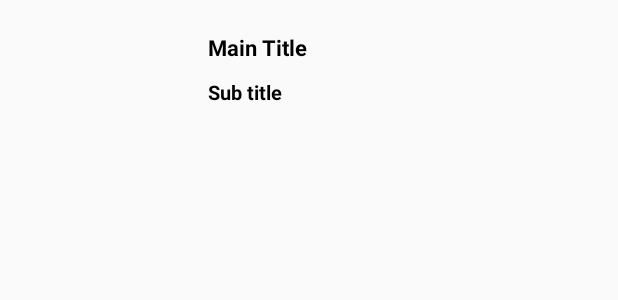
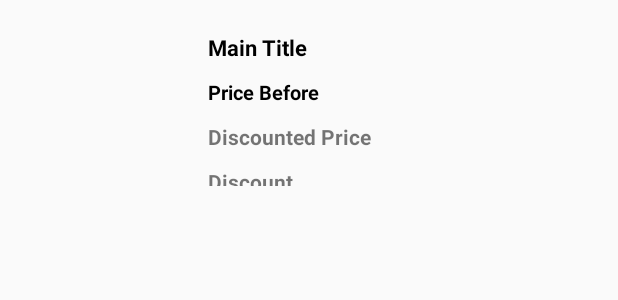
Before and after one commit to homide/Omono, an Android app: the layout row.xml on its own in the app's theme, with its tools: preview values and no code run, on a phone screen of 412 x 824 dp. Shown: the top 300 px of the screen. Run offline under Robolectric (Android 15) with nearby library versions, the phone set to English and light mode, and no system bars.

Commit message:
ListView Migration to RecyclerView

```diff
--- a/app/src/main/java/com/project/main/MainActivity.java
+++ b/app/src/main/java/com/project/main/MainActivity.java
@@ -32,7 +32,6 @@ MainActivity extends AppCompatActivity {
 
         searchbar = (EditText) findViewById(R.id.searchText1);
         searchButton = (Button) findViewById(R.id.btnSearch1);
-        listview = (ListView) findViewById(R.id.listView);
 
 
         searchButton.setOnClickListener(new View.OnClickListener() {
--- a/app/src/main/res/layout/row.xml
+++ b/app/src/main/res/layout/row.xml
@@ -7,7 +7,7 @@
     android:padding="16dp"
     >
     <ImageView
-        android:id="@+id/productimage"
+        android:id="@+id/productImage"
         android:layout_width="117dp"
         android:layout_height="113dp"
         />
@@ -26,18 +26,34 @@
             android:textColor="#000"
             android:textSize="14.4sp"
             android:textStyle="bold"
-            android:id="@+id/textView1"
+            android:id="@+id/mainTitle"
             />
+
         <TextView
+            android:id="@+id/priceBefore"
             android:layout_width="match_parent"
             android:layout_height="wrap_content"
             android:layout_margin="5dp"
-            android:text="Sub title"
+            android:text="Price Before"
             android:textColor="#000"
             android:textSize="13.5sp"
-            android:textStyle="bold"
-            android:id="@+id/textView2"
-            />
+            android:textStyle="bold" />
+
+        <TextView
+            android:id="@+id/discPrice"
+            android:layout_width="match_parent"
+            android:layout_height="wrap_content"
+            android:layout_margin="5dp"
+            android:text="Discounted Price"
+            android:textStyle="bold" />
+
+        <TextView
+            android:id="@+id/discount"
+            android:layout_width="match_parent"
+            android:layout_height="wrap_content"
+            android:layout_margin="5dp"
+            android:text="Discount"
+            android:textStyle="bold" />
 
 
     </LinearLayout>
```
Also changed, not shown: app/src/main/java/com/project/main/Main2Activity.java (+100 -96 lines), app/src/main/java/com/project/main/MyAdaptor.java (+57 -18 lines), app/src/main/res/layout/activity_main2.xml (+6 -5 lines).
